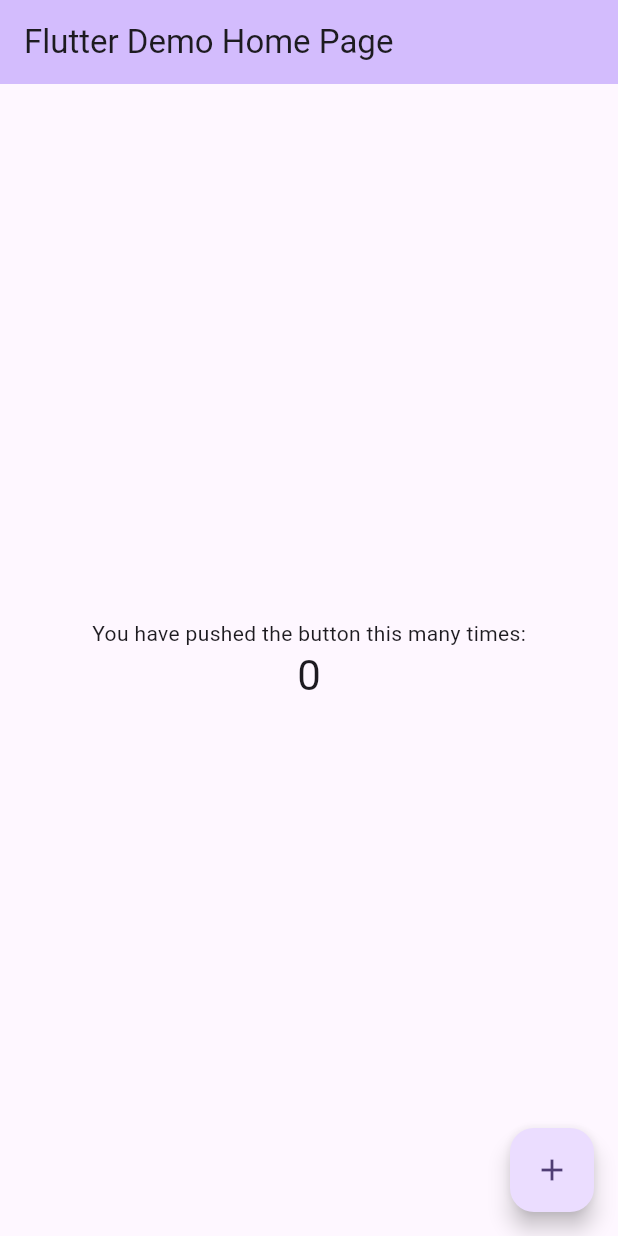
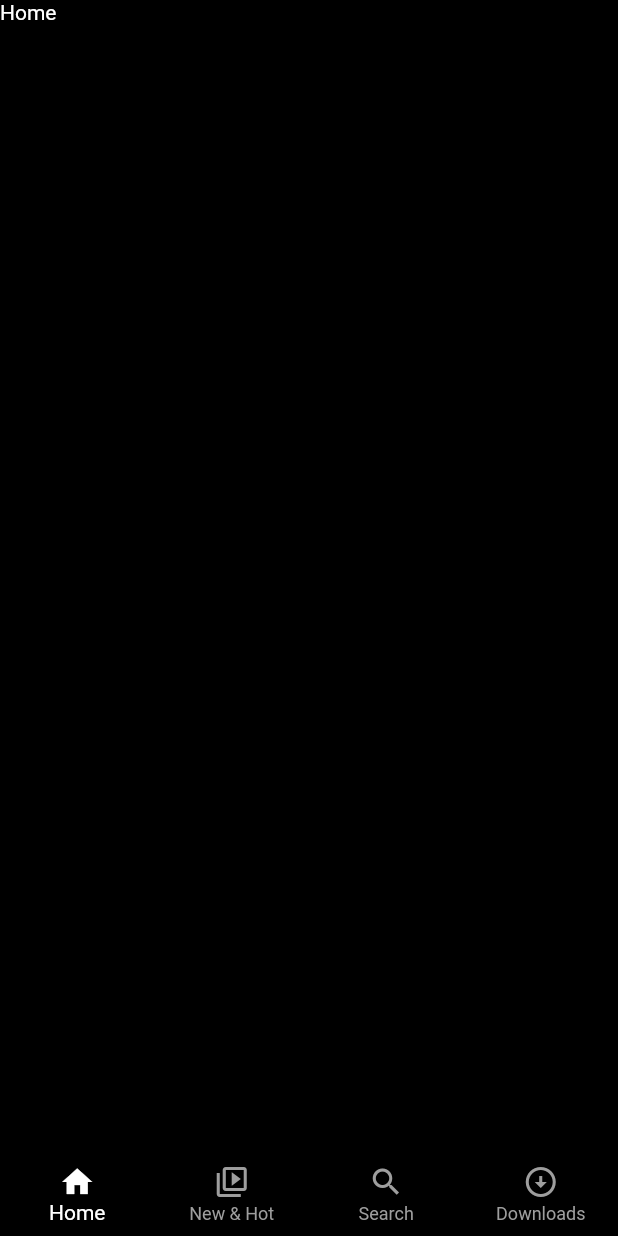
Before and after one commit to Athulprakash02/netflix-ui, a Flutter app: the screen it shows after launch, on a phone screen of 412 x 824 dp. Run offline on Flutter 3.47's test engine with Material 2 defaults, Android fonts, the phone set to English and light mode, and no system bars.

Commit message:
bottom nav added

```diff
--- /dev/null
+++ b/lib/core/colors/colors.dart
@@ -0,0 +1,3 @@
+import 'package:flutter/material.dart';
+
+const backgroundColor = Colors.black;
--- a/lib/main.dart
+++ b/lib/main.dart
@@ -1,125 +1,26 @@
 import 'package:flutter/material.dart';
+import 'package:netflix/core/colors/colors.dart';
+import 'package:netflix/presentation/main_page/screen_main.dart';
 
-void main() {
-  runApp(const MyApp());
+void main(List<String> args) {
+  runApp(MyApp());
 }
 
 class MyApp extends StatelessWidget {
   const MyApp({super.key});
 
-  // This widget is the root of your application.
   @override
   Widget build(BuildContext context) {
     return MaterialApp(
-      title: 'Flutter Demo',
       theme: ThemeData(
-        // This is the theme of your application.
-        //
-        // TRY THIS: Try running your application with "flutter run". You'll see
-        // the application has a blue toolbar. Then, without quitting the app,
-        // try changing the seedColor in the colorScheme below to Colors.green
-        // and then invoke "hot reload" (save your changes or press the "hot
-        // reload" button in a Flutter-supported IDE, or press "r" if you used
-        // the command line to start the app).
-        //
-        // Notice that the counter didn't reset back to zero; the application
-        // state is not lost during the reload. To reset the state, use hot
-        // restart instead.
-        //
-        // This works for code too, not just values: Most code changes can be
-        // tested with just a hot reload.
-        colorScheme: ColorScheme.fromSeed(seedColor: Colors.deepPurple),
-        useMaterial3: true,
+        primarySwatch: Colors.blue,
+        scaffoldBackgroundColor: backgroundColor,
+        textTheme: TextTheme(
+          bodyLarge: TextStyle(color: Colors.white),
+          bodyMedium: TextStyle(color: Colors.white),
+        )
       ),
-      home: const MyHomePage(title: 'Flutter Demo Home Page'),
+       home: MainScreen(),
     );
   }
 }
-
-class MyHomePage extends StatefulWidget {
-  const MyHomePage({super.key, required this.title});
-
-  // This widget is the home page of your application. It is stateful, meaning
-  // that it has a State object (defined below) that contains fields that affect
-  // how it looks.
-
-  // This class is the configuration for the state. It holds the values (in this
-  // case the title) provided by the parent (in this case the App widget) and
-  // used by the build method of the State. Fields in a Widget subclass are
-  // always marked "final".
-
-  final String title;
-
-  @override
-  State<MyHomePage> createState() => _MyHomePageState();
-}
-
-class _MyHomePageState extends State<MyHomePage> {
-  int _counter = 0;
-
-  void _incrementCounter() {
-    setState(() {
-      // This call to setState tells the Flutter framework that something has
-      // changed in this State, which causes it to rerun the build method below
-      // so that the display can reflect the updated values. If we changed
-      // _counter without calling setState(), then the build method would not be
-      // called again, and so nothing would appear to happen.
-      _counter++;
-    });
-  }
-
-  @override
-  Widget build(BuildContext context) {
-    // This method is rerun every time setState is called, for instance as done
-    // by the _incrementCounter method above.
-    //
-    // The Flutter framework has been optimized to make rerunning build methods
-    // fast, so that you can just rebuild anything that needs updating rather
-    // than having to individually change instances of widgets.
-    return Scaffold(
-      appBar: AppBar(
-        // TRY THIS: Try changing the color here to a specific color (to
-        // Colors.amber, perhaps?) and trigger a hot reload to see the AppBar
-        // change color while the other colors stay the same.
-        backgroundColor: Theme.of(context).colorScheme.inversePrimary,
-        // Here we take the value from the MyHomePage object that was created by
-        // the App.build method, and use it to set our appbar title.
-        title: Text(widget.title),
-      ),
-      body: Center(
-        // Center is a layout widget. It takes a single child and positions it
-        // in the middle of the parent.
-        child: Column(
-          // Column is also a layout widget. It takes a list of children and
-          // arranges them vertically. By default, it sizes itself to fit its
-          // children horizontally, and tries to be as tall as its parent.
-          //
-          // Column has various properties to control how it sizes itself and
-          // how it positions its children. Here we use mainAxisAlignment to
-          // center the children vertically; the main axis here is the vertical
-          // axis because Columns are vertical (the cross axis would be
-          // horizontal).
-          //
-          // TRY THIS: Invoke "debug painting" (choose the "Toggle Debug Paint"
-          // action in the IDE, or press "p" in the console), to see the
-          // wireframe for each widget.
-          mainAxisAlignment: MainAxisAlignment.center,
-          children: <Widget>[
-            const Text(
-              'You have pushed the button this many times:',
-            ),
-            Text(
-              '$_counter',
-              style: Theme.of(context).textTheme.headlineMedium,
-            ),
-          ],
-        ),
-      ),
-      floatingActionButton: FloatingActionButton(
-        onPressed: _incrementCounter,
-        tooltip: 'Increment',
-        child: const Icon(Icons.add),
-      ), // This trailing comma makes auto-formatting nicer for build methods.
-    );
-  }
-}
--- /dev/null
+++ b/lib/presentation/downloads/screen_downloads.dart
@@ -0,0 +1,13 @@
+import 'package:flutter/material.dart';
+
+class ScreenDownloads extends StatelessWidget {
+  const ScreenDownloads({super.key});
+
+  @override
+  Widget build(BuildContext context) {
+    return Scaffold(
+
+      body: Text('ScreenDownloads'),
+    );
+  }
+}
--- /dev/null
+++ b/lib/presentation/home/screen_home.dart
@@ -0,0 +1,13 @@
+import 'package:flutter/material.dart';
+
+class ScreenHome extends StatelessWidget {
+  const ScreenHome({super.key});
+
+  @override
+  Widget build(BuildContext context) {
+    return Scaffold(
+
+      body: Text('Home'),
+    );
+  }
+}
--- /dev/null
+++ b/lib/presentation/main_page/screen_main.dart
@@ -0,0 +1,31 @@
+import 'package:flutter/material.dart';
+import 'package:netflix/presentation/downloads/screen_downloads.dart';
+import 'package:netflix/presentation/home/screen_home.dart';
+import 'package:netflix/presentation/main_page/widgets/bottom_nav.dart';
+import 'package:netflix/presentation/new_and_hot/screen_new_and_hot.dart';
+import 'package:netflix/presentation/search/screen_search.dart';
+
+class MainScreen extends StatelessWidget {
+   MainScreen({super.key});
+
+  final _pages = [
+    ScreenHome(),
+    ScreenNewAndHot(),
+    ScreenSearch(),
+    ScreenDownloads(),
+
+  ];
+
+  @override
+  Widget build(BuildContext context) {
+    return  Scaffold(
+
+      body: SafeArea(
+        child: ValueListenableBuilder(valueListenable: indexChangeNotifier, builder: (context, index, _) {
+          return _pages[index];
+        },),
+      ),
+      bottomNavigationBar: BottomNavigationWidget(),
+    );
+  }
+}
--- /dev/null
+++ b/lib/presentation/main_page/widgets/bottom_nav.dart
@@ -0,0 +1,53 @@
+import 'package:flutter/material.dart';
+import 'package:netflix/core/colors/colors.dart';
+
+ValueNotifier<int> indexChangeNotifier = ValueNotifier(0);
+
+class BottomNavigationWidget extends StatelessWidget {
+  const BottomNavigationWidget({super.key});
+
+  @override
+  Widget build(BuildContext context) {
+    return ValueListenableBuilder(
+      valueListenable: indexChangeNotifier,
+      builder: (context, newValue, _) {
+        return BottomNavigationBar(
+          type: BottomNavigationBarType.fixed,
+          currentIndex: newValue,
+          onTap: (index) {
+            indexChangeNotifier.value = index;
+          },
+          backgroundColor: backgroundColor,
+          selectedItemColor: Colors.white,
+          unselectedItemColor: Colors.grey,
+          selectedIconTheme: const IconThemeData(color: Colors.white),
+          unselectedIconTheme: const IconThemeData(
+            color: Colors.grey,
+          ),
+          items: const [
+            BottomNavigationBarItem(
+                icon: Icon(
+                  Icons.home,
+                ),
+                label: 'Home'),
+            BottomNavigationBarItem(
+                icon: Icon(
+                  Icons.video_collection_outlined,
+                ),
+                label: 'New & Hot'),
+            BottomNavigationBarItem(
+                icon: Icon(
+                  Icons.search,
+                ),
+                label: 'Search'),
+            BottomNavigationBarItem(
+                icon: Icon(
+                  Icons.arrow_circle_down,
+                ),
+                label: 'Downloads'),
+          ],
+        );
+      },
+    );
+  }
+}
--- /dev/null
+++ b/lib/presentation/new_and_hot/screen_new_and_hot.dart
@@ -0,0 +1,13 @@
+import 'package:flutter/material.dart';
+
+class ScreenNewAndHot extends StatelessWidget {
+  const ScreenNewAndHot({super.key});
+
+  @override
+  Widget build(BuildContext context) {
+    return Scaffold(
+
+      body: Text('screen new and hot'),
+    );
+  }
+}
--- /dev/null
+++ b/lib/presentation/search/screen_search.dart
@@ -0,0 +1,13 @@
+import 'package:flutter/material.dart';
+
+class ScreenSearch extends StatelessWidget {
+  const ScreenSearch({super.key});
+
+  @override
+  Widget build(BuildContext context) {
+    return Scaffold(
+
+      body: Text('ScreenSearch'),
+    );
+  }
+}
```
